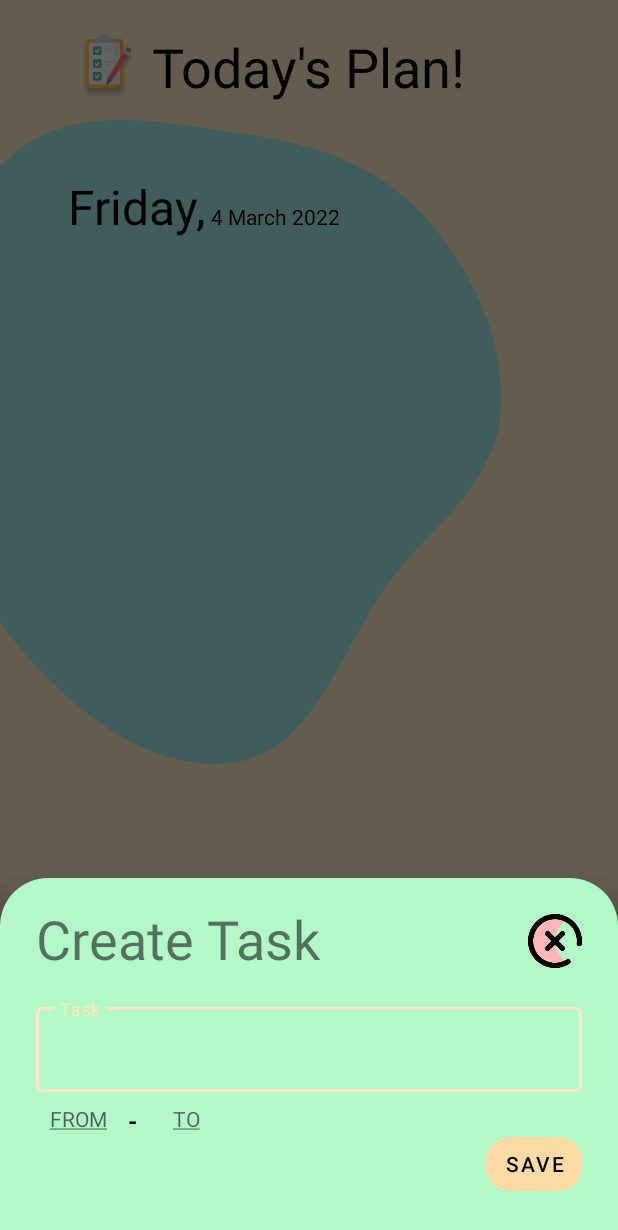
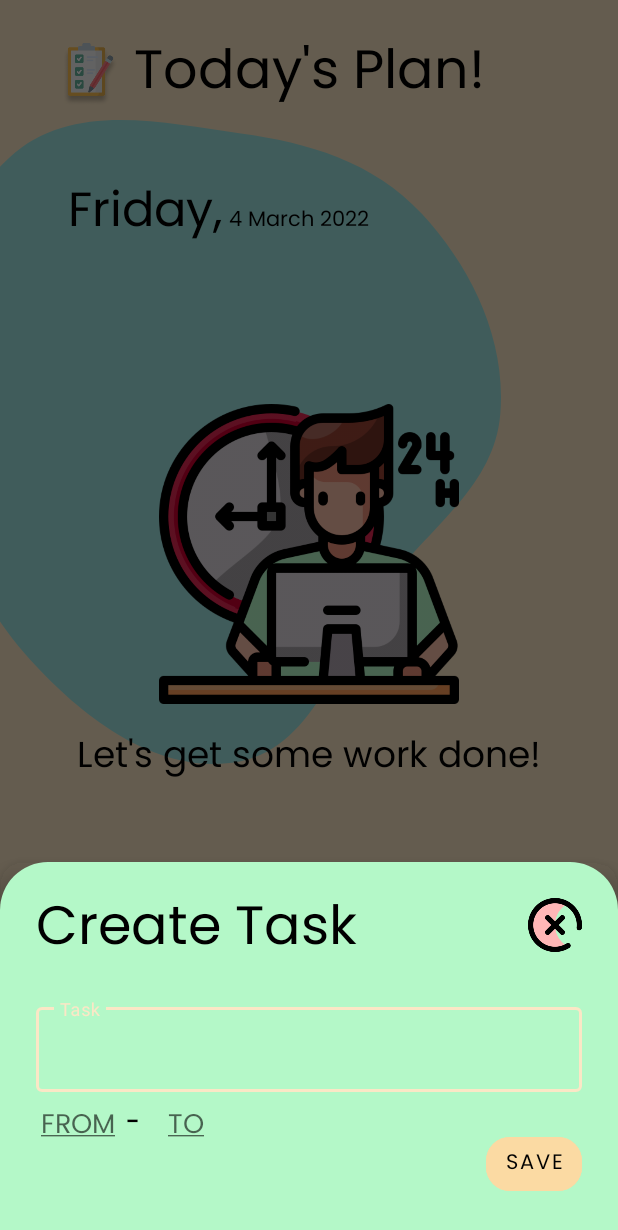
Before and after one commit to ch8n/BBK-2-JetPlanner, an Android app: the screen it shows after launch (PlannerHomeActivity), after a tap on an icon or button, on a phone screen of 412 x 824 dp. Shown: the top 1230 px of the screen. Run offline under Robolectric (Android 15) with nearby library versions, the phone set to English and light mode, and no system bars; our stand-ins replace Dagger/Hilt's generated code, Room's generated code.

Commit message:
added fonts

```diff
--- a/app/src/main/java/io/github/ch8n/jetplanner/data/repository/TaskRepository.kt
+++ b/app/src/main/java/io/github/ch8n/jetplanner/data/repository/TaskRepository.kt
@@ -16,8 +16,8 @@ class TaskRepository @Inject constructor(private val taskDao: TaskDao) {
         taskDao.getAll()
     }
 
-    suspend fun addUpdateTask(task: Task): Unit = withContext(Dispatchers.IO) {
-        taskDao.insertAll(task)
+    suspend fun addUpdateTask(vararg task: Task): Unit = withContext(Dispatchers.IO) {
+        taskDao.insertAll(*task)
     }
 
     suspend fun removeTask(task: Task): Unit = withContext(Dispatchers.IO) {
--- a/app/src/main/java/io/github/ch8n/jetplanner/ui/home/PlannerHomeActivity.kt
+++ b/app/src/main/java/io/github/ch8n/jetplanner/ui/home/PlannerHomeActivity.kt
@@ -25,6 +25,14 @@ import kotlinx.datetime.toLocalDateTime
 
 fun String.capitalFirst(): String {
     return this.lowercase().replaceFirstChar { it.uppercase() }
+}
+
+fun View.setVisible(isVisible: Boolean) {
+    if (isVisible) {
+        visibility = View.VISIBLE
+    } else {
+        visibility = View.GONE
+    }
 }
 
 @AndroidEntryPoint
@@ -57,18 +65,18 @@ class PlannerHomeActivity : AppCompatActivity() {
             .let { "${it.dayOfMonth} ${it.month.name.capitalFirst()} ${it.year}" }
     }
 
-    private lateinit var bottomSheetBehavior: BottomSheetBehavior<ConstraintLayout>
+    private var bottomSheetBehavior: BottomSheetBehavior<ConstraintLayout>? = null
 
     private fun initCurrentTaskBottomSheet(taskBottomSheet: TaskBottomSheet): Unit = with(binding) {
         bottomSheetBehavior = BottomSheetBehavior.from(includedCreateTask.bottomSheet)
-        bottomSheetBehavior.addBottomSheetCallback(object :
+        bottomSheetBehavior?.addBottomSheetCallback(object :
             BottomSheetBehavior.BottomSheetCallback() {
             override fun onSlide(bottomSheet: View, slideOffset: Float) {}
 
             override fun onStateChanged(bottomSheet: View, newState: Int) {
                 when (newState) {
                     BottomSheetBehavior.STATE_HIDDEN -> {
-                        bottomSheetBehavior.state = BottomSheetBehavior.STATE_COLLAPSED
+                        bottomSheetBehavior?.state = BottomSheetBehavior.STATE_COLLAPSED
                     }
                 }
             }
@@ -141,7 +149,19 @@ class PlannerHomeActivity : AppCompatActivity() {
             .also { listTask.adapter = it }
             .also { adapter ->
                 viewModel.tasks
-                    .onEach { adapter.submitList(it) }
+                    .onEach {
+                        adapter.submitList(it) {
+
+                            imageWork.setVisible(it.isEmpty())
+                            labelWork.setVisible(it.isEmpty())
+
+                            bottomSheetBehavior?.state = if (it.isEmpty()) {
+                                BottomSheetBehavior.STATE_COLLAPSED
+                            } else {
+                                BottomSheetBehavior.STATE_EXPANDED
+                            }
+                        }
+                    }
                     .launchIn(lifecycleScope)
             }
             .also { viewModel.observeTask() }
--- a/app/src/main/java/io/github/ch8n/jetplanner/ui/home/PlannerHomeViewModel.kt
+++ b/app/src/main/java/io/github/ch8n/jetplanner/ui/home/PlannerHomeViewModel.kt
@@ -7,7 +7,9 @@ import io.github.ch8n.jetplanner.data.model.Task
 import io.github.ch8n.jetplanner.data.model.TaskStatus
 import io.github.ch8n.jetplanner.data.repository.TaskRepository
 import kotlinx.coroutines.delay
-import kotlinx.coroutines.flow.*
+import kotlinx.coroutines.flow.MutableStateFlow
+import kotlinx.coroutines.flow.asStateFlow
+import kotlinx.coroutines.flow.collect
 import kotlinx.coroutines.launch
 import javax.inject.Inject
 
@@ -24,7 +26,7 @@ class PlannerHomeViewModel @Inject constructor(
 
     init {
         viewModelScope.launch {
-            checkCurrentTaskChange()
+            checkTaskStatus()
         }
     }
 
@@ -40,14 +42,30 @@ class PlannerHomeViewModel @Inject constructor(
         taskRepository.addUpdateTask(task)
     }
 
-    private suspend fun checkCurrentTaskChange() {
+    private suspend fun checkTaskStatus() {
         while (true) {
-            val currentTask = _tasks.value.firstOrNull {
-                it.startTime <= System.currentTimeMillis() && it.status == TaskStatus.PENDING
-            }
-            _currentTask.emit(currentTask)
-            delay(1000 * 3)
+            setCurrentTask()
+            checkTaskTimePassed()
+            delay(1000)
         }
+    }
+
+    private suspend fun checkTaskTimePassed() {
+        val failedTask = _tasks.value
+            .filter { it.endTime < System.currentTimeMillis() }
+            .filter { it.status == TaskStatus.PENDING }
+            .map { it.copy(status = TaskStatus.FAILED) }
+
+        if (failedTask.isNotEmpty()) {
+            taskRepository.addUpdateTask(*failedTask.toTypedArray())
+        }
+    }
+
+    private suspend fun setCurrentTask() {
+        val currentTask = _tasks.value.firstOrNull {
+            it.startTime <= System.currentTimeMillis() && it.status == TaskStatus.PENDING
+        }
+        _currentTask.emit(currentTask)
     }
 
     fun deleteTask(task: Task) = viewModelScope.launch {
--- a/app/src/main/res/layout/activity_planner_home.xml
+++ b/app/src/main/res/layout/activity_planner_home.xml
@@ -22,13 +22,13 @@
         android:layout_width="wrap_content"
         android:layout_height="wrap_content"
         android:layout_marginTop="20dp"
+        android:fontFamily="@font/poppins_regular"
         android:text="@string/todays_plan"
         android:textColor="@color/black"
         android:textSize="36sp"
         app:layout_constraintEnd_toEndOf="parent"
         app:layout_constraintStart_toStartOf="parent"
         app:layout_constraintTop_toTopOf="parent" />
-
 
     <androidx.appcompat.widget.AppCompatImageView
         android:id="@+id/blob"
@@ -38,6 +38,29 @@
         app:layout_constraintStart_toStartOf="parent"
         app:layout_constraintTop_toTopOf="parent"
         app:srcCompat="@drawable/blob" />
+
+    <androidx.appcompat.widget.AppCompatImageView
+        android:id="@+id/image_work"
+        android:layout_width="200dp"
+        android:layout_height="200dp"
+        android:layout_marginTop="100dp"
+        app:layout_constraintEnd_toEndOf="parent"
+        app:layout_constraintStart_toStartOf="parent"
+        app:layout_constraintTop_toBottomOf="@id/label_day"
+        app:srcCompat="@drawable/working" />
+
+    <androidx.appcompat.widget.AppCompatTextView
+        android:id="@+id/label_work"
+        android:layout_width="wrap_content"
+        android:layout_height="wrap_content"
+        android:layout_marginTop="16dp"
+        android:fontFamily="@font/poppins_regular"
+        android:text="@string/let_get_some_work_done"
+        android:textColor="@color/black"
+        android:textSize="24sp"
+        app:layout_constraintEnd_toEndOf="parent"
+        app:layout_constraintStart_toStartOf="parent"
+        app:layout_constraintTop_toBottomOf="@id/image_work" />
 
 
     <androidx.appcompat.widget.AppCompatTextView
@@ -49,6 +72,7 @@
         android:text="Friday,"
         android:textColor="@color/black"
         android:textSize="32sp"
+        android:fontFamily="@font/poppins_regular"
         app:layout_constraintStart_toStartOf="parent"
         app:layout_constraintTop_toTopOf="@id/blob" />
 
@@ -58,6 +82,7 @@
         android:layout_height="wrap_content"
         android:layout_marginStart="4dp"
         android:layout_marginTop="45dp"
+        android:fontFamily="@font/poppins_regular"
         android:text="Feb 25, 2022"
         android:textColor="@color/black"
         android:textSize="14sp"
--- a/app/src/main/res/layout/bottom_sheet_create_task.xml
+++ b/app/src/main/res/layout/bottom_sheet_create_task.xml
@@ -1,7 +1,6 @@
 <?xml version="1.0" encoding="utf-8"?>
 <androidx.constraintlayout.widget.ConstraintLayout xmlns:android="http://schemas.android.com/apk/res/android"
     xmlns:app="http://schemas.android.com/apk/res-auto"
-    xmlns:tools="http://schemas.android.com/tools"
     android:id="@+id/bottomSheet"
     android:layout_width="match_parent"
     android:layout_height="240dp"
@@ -28,7 +27,9 @@
         android:layout_height="wrap_content"
         android:layout_marginStart="24dp"
         android:layout_marginTop="16dp"
+        android:fontFamily="@font/poppins_regular"
         android:text="@string/create_task"
+        android:textColor="@color/black"
         android:textSize="36sp"
         app:layout_constraintStart_toStartOf="parent"
         app:layout_constraintTop_toTopOf="parent" />
@@ -64,9 +65,11 @@
         android:layout_height="wrap_content"
         android:layout_marginStart="24dp"
         android:layout_marginTop="8dp"
+        android:fontFamily="@font/poppins_regular"
         android:gravity="center"
         android:hint="@string/from"
         android:textColor="@color/black"
+        android:textSize="18sp"
         app:layout_constraintEnd_toStartOf="@+id/seperator"
         app:layout_constraintHorizontal_chainStyle="packed"
         app:layout_constraintStart_toStartOf="parent"
@@ -78,6 +81,7 @@
         android:layout_width="16dp"
         android:layout_height="wrap_content"
         android:layout_marginTop="8dp"
+        android:fontFamily="@font/poppins_regular"
         android:gravity="center"
         android:text="@string/separator_dash"
         android:textColor="@color/black"
@@ -94,9 +98,11 @@
         android:layout_width="wrap_content"
         android:layout_height="wrap_content"
         android:layout_marginTop="8dp"
+        android:fontFamily="@font/poppins_regular"
         android:gravity="center"
         android:hint="@string/to"
         android:textColor="@color/black"
+        android:textSize="18sp"
         app:layout_constraintStart_toEndOf="@+id/seperator"
         app:layout_constraintTop_toBottomOf="@id/edit_task_name" />
 
@@ -107,6 +113,7 @@
         android:layout_height="wrap_content"
         android:layout_margin="24dp"
         android:backgroundTint="@color/yellow"
+        android:fontFamily="@font/poppins_regular"
         android:text="@string/save"
         android:textColor="@color/black"
         app:cornerRadius="16dp"
--- a/app/src/main/res/layout/layout_current_task.xml
+++ b/app/src/main/res/layout/layout_current_task.xml
@@ -27,7 +27,9 @@
         android:layout_height="wrap_content"
         android:layout_marginStart="24dp"
         android:layout_marginTop="16dp"
+        android:fontFamily="@font/poppins_regular"
         android:text="@string/current_task"
+        android:textColor="@color/black"
         android:textSize="36sp"
         app:layout_constraintStart_toStartOf="parent"
         app:layout_constraintTop_toTopOf="parent" />
@@ -40,7 +42,9 @@
         android:layout_marginStart="24dp"
         android:layout_marginTop="24dp"
         android:layout_marginEnd="36dp"
+        android:fontFamily="@font/poppins_regular"
         android:text="@string/nothing_for_now"
+        android:textColor="@color/black"
         android:textSize="24sp"
         app:layout_constraintEnd_toEndOf="parent"
         app:layout_constraintStart_toStartOf="parent"
@@ -52,6 +56,7 @@
         android:layout_height="wrap_content"
         android:layout_margin="24dp"
         android:backgroundTint="@color/yellow"
+        android:fontFamily="@font/poppins_regular"
         android:text="@string/done"
         android:textColor="@color/black"
         app:cornerRadius="16dp"
--- a/app/src/main/res/layout/list_item_task.xml
+++ b/app/src/main/res/layout/list_item_task.xml
@@ -6,8 +6,8 @@
     android:layout_marginStart="8dp"
     android:layout_marginEnd="8dp"
     android:layout_marginBottom="16dp"
+    android:elevation="8dp"
     app:cardBackgroundColor="@color/green"
-    android:elevation="8dp"
     app:cardCornerRadius="16dp">
 
     <androidx.constraintlayout.widget.ConstraintLayout
@@ -32,8 +32,10 @@
             android:layout_marginStart="16dp"
             android:layout_marginEnd="24dp"
             android:ellipsize="end"
+            android:fontFamily="@font/poppins_regular"
             android:maxLines="1"
             android:text="Lore Ipsome Title"
+            android:textColor="@color/black"
             android:textSize="18sp"
             app:layout_constraintBottom_toBottomOf="parent"
             app:layout_constraintEnd_toEndOf="parent"
@@ -46,9 +48,11 @@
             android:id="@+id/label_task_time"
             android:layout_width="0dp"
             android:layout_height="wrap_content"
-            android:layout_marginTop="8dp"
+            android:layout_marginTop="16dp"
             android:layout_marginEnd="16dp"
+            android:fontFamily="@font/poppins_regular"
             android:text="2:00 pm"
+            android:textColor="@color/black"
             android:textSize="12sp"
             app:layout_constraintEnd_toEndOf="parent"
             app:layout_constraintTop_toTopOf="parent"
--- a/app/src/main/res/values/strings.xml
+++ b/app/src/main/res/values/strings.xml
@@ -12,4 +12,5 @@
     <string name="task">Task</string>
     <string name="separator_dash">-</string>
     <string name="nothing_for_now">Nothing for now…</string>
+    <string name="let_get_some_work_done">Let\'s get some work done!</string>
 </resources>
```
Also changed, not shown: app/src/main/res/drawable/working.png (added), app/src/main/res/font/poppins_regular.ttf (added).
